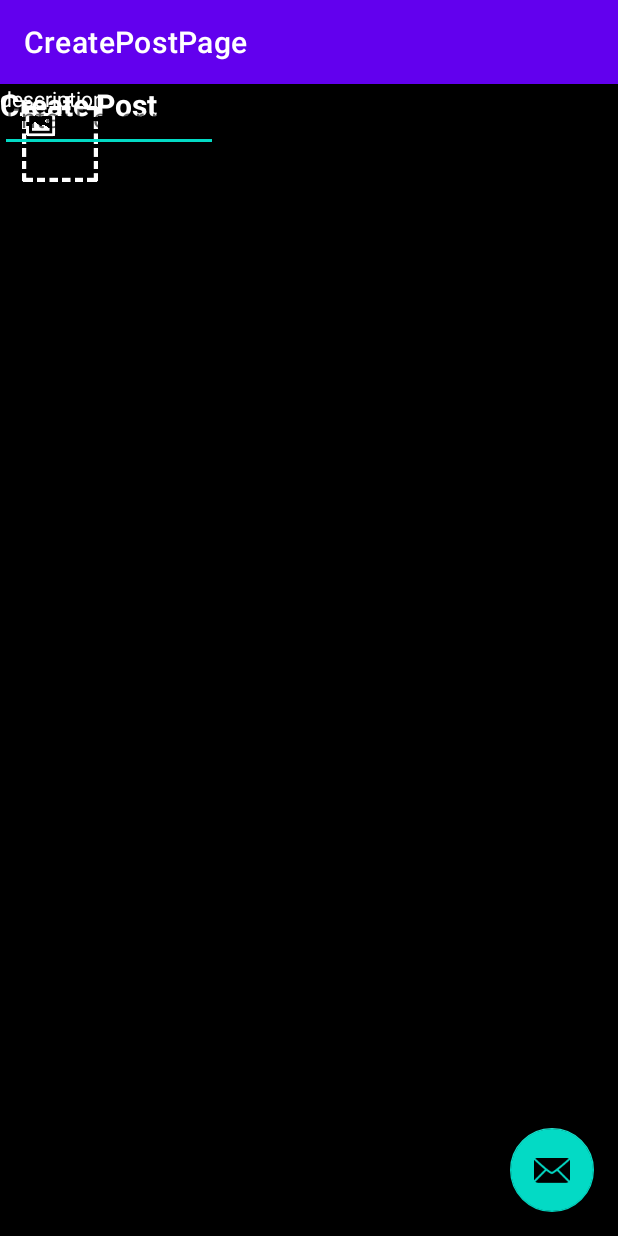
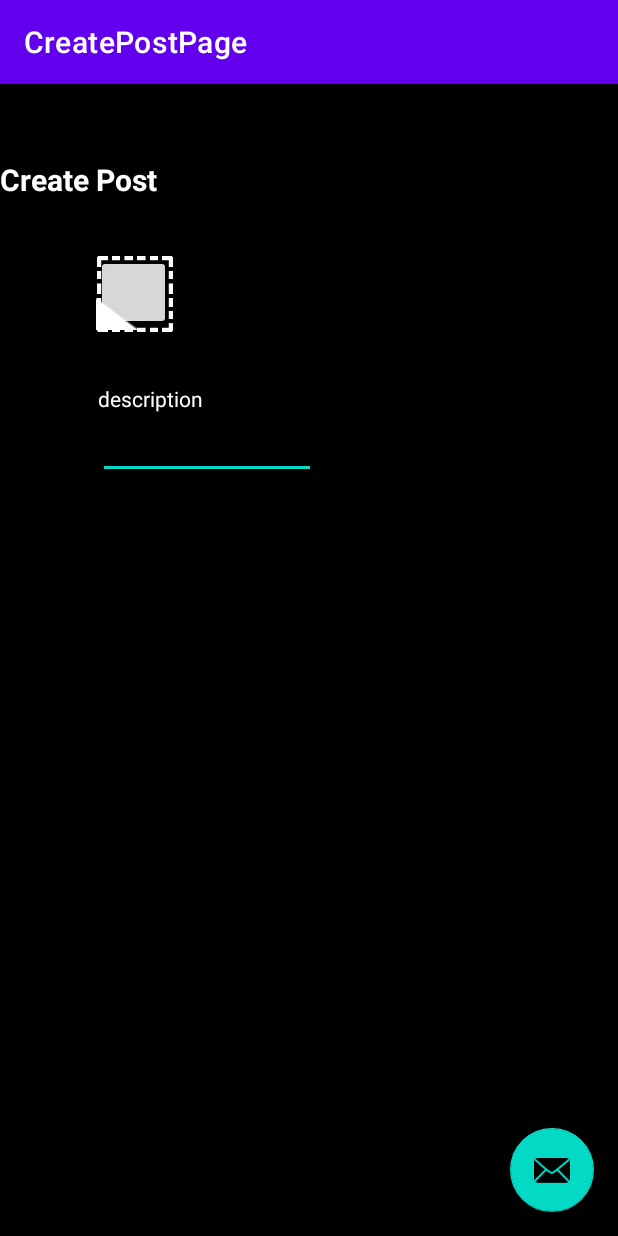
Before and after one commit to cthacker-udel/ThermalCameraApplication, an Android app: the CreatePostPage screen opened directly, with no data from a screen before it, on a phone screen of 412 x 824 dp. Run offline under Robolectric (Android 15) with nearby library versions, the phone set to English and light mode, and no system bars; our stand-ins replace navigation-ui; 3 statements that could not run were skipped.

Commit message:
fixed constraints

```diff
--- a/app/src/main/res/layout/content_create_post_page.xml
+++ b/app/src/main/res/layout/content_create_post_page.xml
@@ -1,6 +1,7 @@
 <?xml version="1.0" encoding="utf-8"?>
 <androidx.constraintlayout.widget.ConstraintLayout xmlns:android="http://schemas.android.com/apk/res/android"
     xmlns:app="http://schemas.android.com/apk/res-auto"
+    xmlns:tools="http://schemas.android.com/tools"
     android:layout_width="match_parent"
     android:layout_height="match_parent"
     app:layout_behavior="@string/appbar_scrolling_view_behavior">
@@ -13,50 +14,64 @@
         <TextView
             android:layout_width="wrap_content"
             android:layout_height="wrap_content"
+            android:layout_gravity="center"
+            android:layout_marginTop="50dp"
             android:text="Create Post"
             android:textColor="@color/white"
             android:textSize="20sp"
             android:textStyle="bold"
-            android:layout_gravity="center"
-            android:layout_marginTop="20dp"
-            android:layout_marginBottom="20dp"
+            app:layout_constraintTop_toTopOf="parent"
+            app:layout_constraintstart_toStartOf="parent"
+            app:layout_editor_absoluteX="150dp"
             app:layout_editor_absoluteY="50dp"
-            app:layout_editor_absoluteX="150dp"
-            />
+            tools:layout_editor_absoluteX="150dp" />
 
         <ImageView
             android:layout_width="80dp"
             android:layout_height="80dp"
+            android:layout_marginStart="50dp"
+            android:layout_marginTop="100dp"
             android:src="@drawable/image_border"
-            app:layout_editor_absoluteY="100dp"
+            app:layout_constraintStart_toStartOf="parent"
+            app:layout_constraintTop_toTopOf="parent"
             app:layout_editor_absoluteX="50dp"
-            />
+            app:layout_editor_absoluteY="100dp" />
 
-        <ImageView
+        <ImageButton
             android:layout_width="50dp"
             android:layout_height="50dp"
+            android:layout_marginStart="64dp"
+            android:layout_marginTop="114dp"
             android:src="@drawable/insert_image"
+            app:layout_constraintStart_toStartOf="parent"
+            app:layout_constraintTop_toTopOf="parent"
+            app:layout_editor_absoluteX="65dp"
             app:layout_editor_absoluteY="115dp"
-            app:layout_editor_absoluteX="65dp"
-            />
+            app:layout_goneMarginRight="65dp" />
 
         <TextView
             android:layout_width="wrap_content"
             android:layout_height="wrap_content"
+            android:layout_marginStart="65dp"
+            android:layout_marginTop="200dp"
             android:text="description"
             android:textColor="@color/white"
-            app:layout_editor_absoluteY="200dp"
+            app:layout_constraintStart_toStartOf="parent"
+            app:layout_constraintTop_toTopOf="parent"
             app:layout_editor_absoluteX="65dp"
-            />
-<!--        edit text box doesn't display correctly any ideas?-->
+            app:layout_editor_absoluteY="200dp" />
+        <!--        edit text box doesn't display correctly any ideas?-->
         <EditText
             android:layout_width="wrap_content"
             android:layout_height="wrap_content"
+            android:layout_marginStart="65dp"
+            android:layout_marginTop="218dp"
             android:hint="Enter Description"
             android:textColor="@color/white"
-            app:layout_editor_absoluteY="220dp"
+            app:layout_constraintStart_toStartOf="parent"
+            app:layout_constraintTop_toTopOf="parent"
             app:layout_editor_absoluteX="65dp"
-            />
+            app:layout_editor_absoluteY="220dp" />
 
     </androidx.constraintlayout.widget.ConstraintLayout>
 
```
Also changed, not shown: app/src/main/res/layout/content_camera_page.xml (+21 -13 lines).
